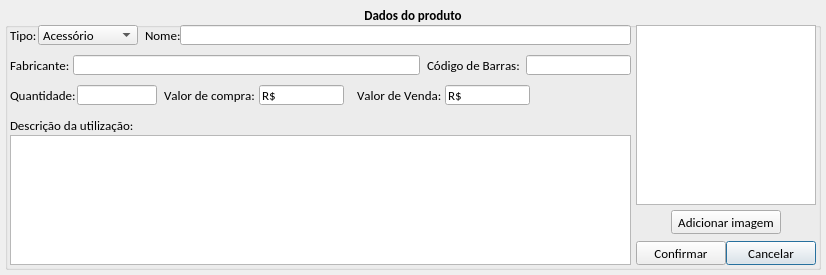
Above: loja/tela_cadastro_produto.ui from jmessias1725/sexloja before the change. Below: the same form after it.
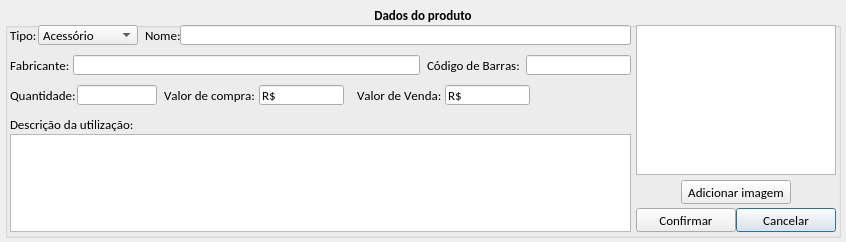
That is the form after the change. Icons and pictures are not drawn.

The edit to the form file:
```diff
--- a/loja/tela_cadastro_produto.ui
+++ b/loja/tela_cadastro_produto.ui
@@ -9,20 +9,20 @@
    <rect>
     <x>0</x>
     <y>0</y>
-    <width>826</width>
-    <height>275</height>
+    <width>846</width>
+    <height>242</height>
    </rect>
   </property>
   <property name="minimumSize">
    <size>
-    <width>826</width>
-    <height>275</height>
+    <width>846</width>
+    <height>242</height>
    </size>
   </property>
   <property name="maximumSize">
    <size>
-    <width>826</width>
-    <height>275</height>
+    <width>846</width>
+    <height>242</height>
    </size>
   </property>
   <property name="windowTitle">
@@ -33,8 +33,8 @@
     <rect>
      <x>5</x>
      <y>5</y>
-     <width>816</width>
-     <height>265</height>
+     <width>836</width>
+     <height>233</height>
     </rect>
    </property>
    <property name="font">
@@ -251,9 +251,9 @@
     <property name="geometry">
      <rect>
       <x>5</x>
-      <y>130</y>
+      <y>129</y>
       <width>621</width>
-      <height>130</height>
+      <height>98</height>
      </rect>
     </property>
     <property name="font">
@@ -280,7 +280,7 @@
     <property name="geometry">
      <rect>
       <x>5</x>
-      <y>110</y>
+      <y>109</y>
       <width>133</width>
       <height>20</height>
      </rect>
@@ -303,44 +303,20 @@
      <rect>
       <x>631</x>
       <y>20</y>
-      <width>180</width>
-      <height>180</height>
-     </rect>
-    </property>
-    <property name="minimumSize">
-     <size>
-      <width>150</width>
-      <height>150</height>
-     </size>
-    </property>
-    <property name="maximumSize">
-     <size>
       <width>200</width>
-      <height>200</height>
-     </size>
+      <height>150</height>
+     </rect>
     </property>
    </widget>
    <widget class="QPushButton" name="btn_cancelar">
     <property name="geometry">
      <rect>
-      <x>721</x>
-      <y>236</y>
-      <width>90</width>
+      <x>731</x>
+      <y>203</y>
+      <width>100</width>
       <height>24</height>
      </rect>
     </property>
-    <property name="minimumSize">
-     <size>
-      <width>0</width>
-      <height>24</height>
-     </size>
-    </property>
-    <property name="maximumSize">
-     <size>
-      <width>90</width>
-      <height>24</height>
-     </size>
-    </property>
     <property name="font">
      <font>
       <family>Calibri</family>
@@ -367,23 +343,11 @@
     <property name="geometry">
      <rect>
       <x>631</x>
-      <y>236</y>
-      <width>90</width>
+      <y>203</y>
+      <width>100</width>
       <height>24</height>
      </rect>
     </property>
-    <property name="minimumSize">
-     <size>
-      <width>0</width>
-      <height>24</height>
-     </size>
-    </property>
-    <property name="maximumSize">
-     <size>
-      <width>90</width>
-      <height>24</height>
-     </size>
-    </property>
     <property name="font">
      <font>
       <family>Calibri</family>
@@ -521,8 +485,8 @@
    <widget class="QPushButton" name="btn_adicionar_imagem">
     <property name="geometry">
      <rect>
-      <x>666</x>
-      <y>205</y>
+      <x>676</x>
+      <y>175</y>
       <width>110</width>
       <height>24</height>
      </rect>
```
